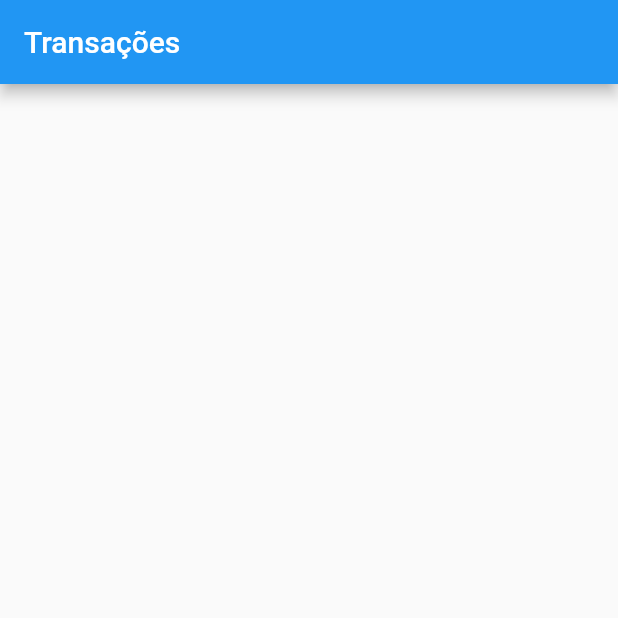
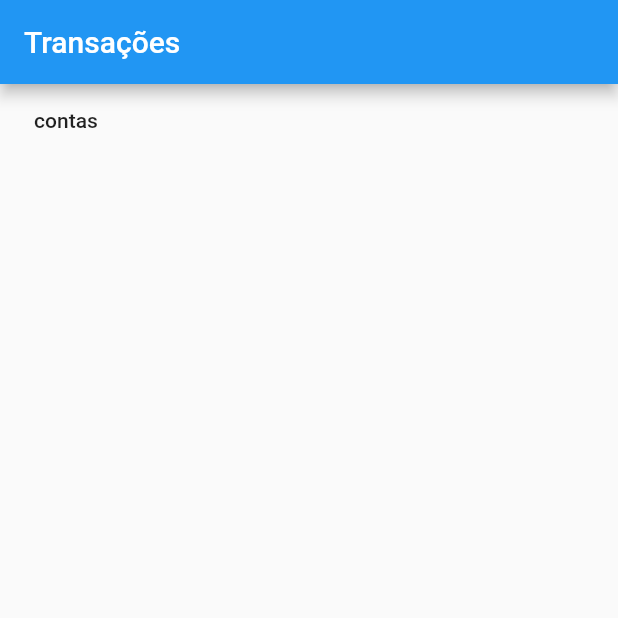
Before and after one commit to marcusvbp/penny_saver_modular, a Flutter app: the screen it shows after launch, on a phone screen of 412 x 824 dp, the top half of it. Run offline on Flutter 3.47's test engine with Material 2 defaults, Android fonts, the light colour scheme and no system bars; our stand-ins replace brasil_fields, flutter_mobx, flutter_modular, mobx, validators; generated files the repository leaves out were written again.

Commit message:
resolvido problema de acesso da store de contas no modulo de transacoes

```diff
--- a/lib/app/contas/contas_module.dart
+++ b/lib/app/contas/contas_module.dart
@@ -1,15 +1,15 @@
 import 'package:penny_saver/app/contas/pages/list_page.dart';
-import 'package:penny_saver/app/contas/widgets/add_conta/add_controller_store.dart';
+import 'package:penny_saver/app/contas/widgets/add_conta/add_conta_controller_store.dart';
 import 'package:flutter_modular/flutter_modular.dart';
 
 class ContasModule extends Module {
   @override
   final List<Bind> binds = [
-    Bind.lazySingleton((i) => AddControllerStore()),
+    Bind.lazySingleton((i) => AddContaControllerStore()),
   ];
 
   @override
   final List<ModularRoute> routes = [
-    ChildRoute('/', child: (_, __) => ListPage(title: 'Contas')),
+    ChildRoute('/contas', child: (_, __) => ListPage(title: 'Contas')),
   ];
 }
--- a/lib/app/contas/pages/list_page.dart
+++ b/lib/app/contas/pages/list_page.dart
@@ -6,6 +6,7 @@ class ListPage extends StatefulWidget {
   @override
   ListPageState createState() => ListPageState();
 }
+
 class ListPageState extends State<ListPage> {
   @override
   Widget build(BuildContext context) {
@@ -14,7 +15,7 @@ class ListPageState extends State<ListPage> {
         title: Text(widget.title),
       ),
       body: Column(
-        children: <Widget>[],
+        children: <Widget>[Text('tela de contas')],
       ),
     );
   }
--- a/lib/app/contas/widgets/add_conta/add_form_widget.dart
+++ b/lib/app/contas/widgets/add_conta/add_form_widget.dart
@@ -1,12 +1,12 @@
 import 'package:flutter/material.dart';
 import 'package:flutter_mobx/flutter_mobx.dart';
 import 'package:flutter_modular/flutter_modular.dart';
-import 'package:penny_saver/app/contas/widgets/add_conta/add_controller_store.dart';
+import 'package:penny_saver/app/contas/widgets/add_conta/add_conta_controller_store.dart';
 
 class AddContaFormWidget extends StatelessWidget {
   @override
   Widget build(BuildContext context) {
-    final controller = Modular.get<AddControllerStore>();
+    final controller = Modular.get<AddContaControllerStore>();
     final valueInputController = TextEditingController(
       text: controller.initialValue,
     );
--- a/lib/app/transacoes/pages/list_page.dart
+++ b/lib/app/transacoes/pages/list_page.dart
@@ -1,4 +1,5 @@
 import 'package:flutter/material.dart';
+import 'package:flutter_modular/flutter_modular.dart';
 import 'package:penny_saver/app/transacoes/widgets/add_transaction/add_form_widget.dart';
 
 class ListPage extends StatefulWidget {
@@ -16,7 +17,14 @@ class ListPageState extends State<ListPage> {
         title: Text(widget.title),
       ),
       body: Column(
-        children: <Widget>[],
+        children: <Widget>[
+          MaterialButton(
+            onPressed: () {
+              Modular.to.pushNamed('/contas');
+            },
+            child: Text('contas'),
+          )
+        ],
       ),
       floatingActionButtonLocation: FloatingActionButtonLocation.centerFloat,
       floatingActionButton: FloatingActionButton(
--- a/lib/app/transacoes/widgets/add_transaction/add_form_widget.dart
+++ b/lib/app/transacoes/widgets/add_transaction/add_form_widget.dart
@@ -132,9 +132,8 @@ class AddTransactionFormWidget extends StatelessWidget {
                       onPressed: () {
                         showModalBottomSheet(
                           context: context,
-                          builder: (context) => Dialog(
-                            child: AddContaFormWidget(),
-                          ),
+                          builder: (context) =>
+                              Center(child: AddContaFormWidget()),
                         );
                       },
                     )
--- a/lib/app_modular.dart
+++ b/lib/app_modular.dart
@@ -1,11 +1,14 @@
 import 'package:flutter_modular/flutter_modular.dart';
 import 'package:penny_saver/app/contas/contas_module.dart';
+import 'package:penny_saver/app/contas/widgets/add_conta/add_conta_controller_store.dart';
 import 'package:penny_saver/app/transacoes/transacoes_module.dart';
 
 class AppModule extends Module {
   // Provide a list of dependencies to inject into your project
   @override
-  final List<Bind> binds = [];
+  final List<Bind> binds = [
+    Bind.lazySingleton((i) => AddContaControllerStore()),
+  ];
 
   // Provide all the routes for your module
   @override
--- a/pubspec.yaml
+++ b/pubspec.yaml
@@ -21,7 +21,7 @@ environment:
   sdk: '>=2.12.0 <3.0.0'
 
 dependencies:
-  flutter_modular: ^3.1.0
+  flutter_modular: ^3.1.1
   flutter:
     sdk: flutter
 
```
Also changed, not shown: lib/app/contas/widgets/add_conta/add_conta_controller_store.dart (renamed from lib/app/contas/widgets/add_conta/add_controller_store.dart, +4 -3 lines), lib/app/contas/widgets/add_conta/add_controller_store.g.dart, pubspec.lock, 1 other file.
